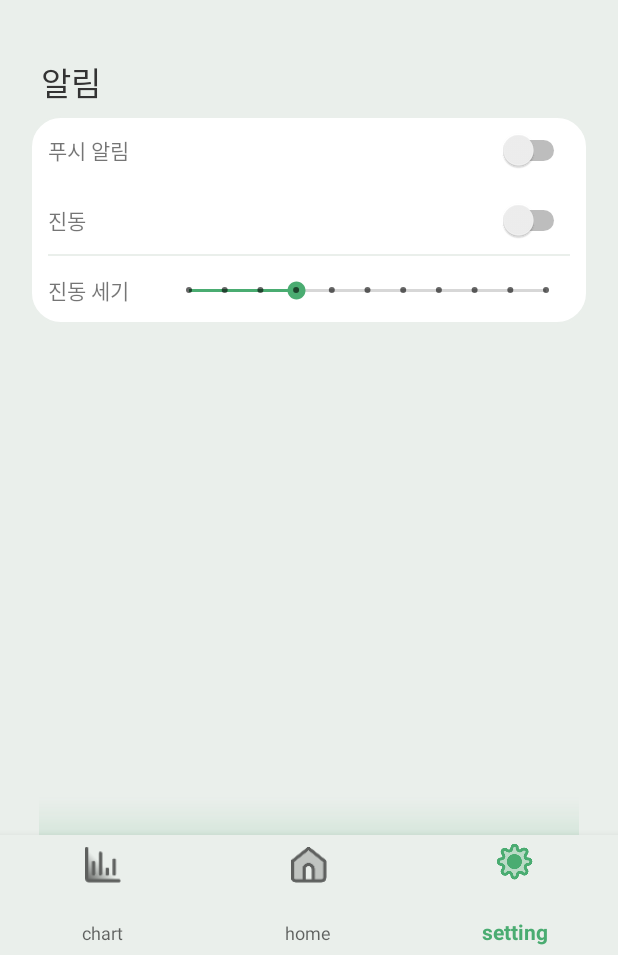
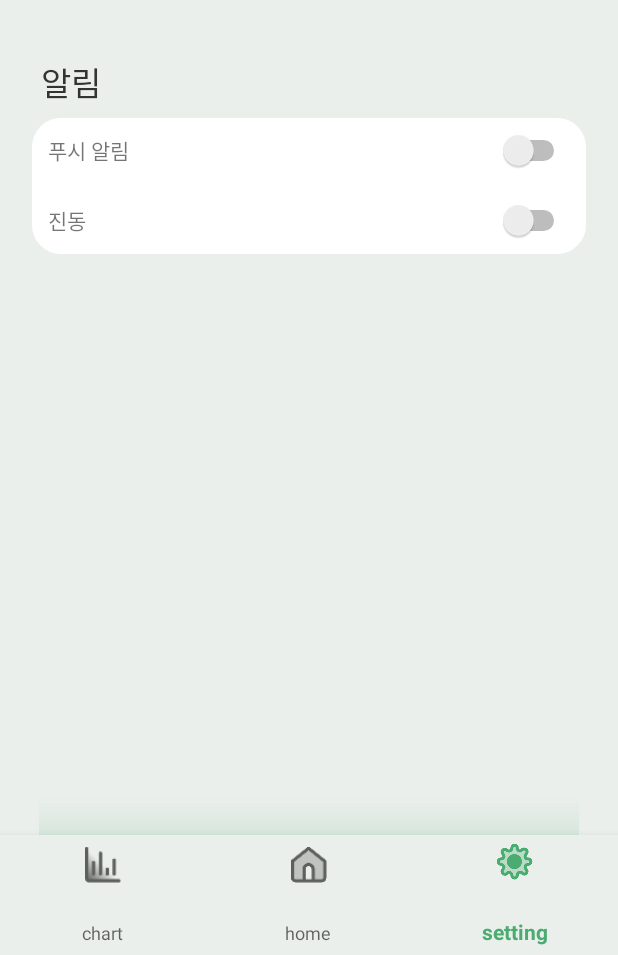
Before and after one commit to CapstoneDesign2020/Soundee-Android, an Android app: the SettingFragment screen opened through its navigation route, on a phone screen of 412 x 824 dp, the part 281-1236 px from its top. Run offline under Robolectric (Android 15) with nearby library versions, the phone set to English and light mode, and no system bars; our stand-ins replace navigation-ui.

Commit message:
[setting] Setting vibrator

```diff
--- a/app/build.gradle
+++ b/app/build.gradle
@@ -9,7 +9,7 @@ android {
 
     defaultConfig {
         applicationId "com.soundee.soundee"
-        minSdkVersion 24
+        minSdkVersion 26
         targetSdkVersion 29
         versionCode 1
         versionName "1.0"
--- a/app/src/main/AndroidManifest.xml
+++ b/app/src/main/AndroidManifest.xml
@@ -6,6 +6,7 @@
     <uses-permission android:name="android.permission.ACCESS_NETWORK_STATE"/>
     <uses-permission android:name="android.permission.ACCESS_WIFI_STATE"/>
     <uses-permission android:name="android.permission.INTERNET"/>
+    <uses-permission android:name="android.permission.VIBRATE"/>
 
     <application
         android:allowBackup="true"
--- /dev/null
+++ b/app/src/main/java/com/soundee/soundee/util/Vibrator.kt
@@ -0,0 +1,5 @@
+package com.soundee.soundee.util
+
+import android.content.Context
+import android.os.Vibrator
+import androidx.core.content.ContextCompat.getSystemService
--- a/app/src/main/res/layout/fragment_setting.xml
+++ b/app/src/main/res/layout/fragment_setting.xml
@@ -246,19 +246,22 @@
             android:layout_marginTop="12dp"
             android:layout_marginBottom="12dp"
             android:text="진동 세기"
+            android:visibility="gone"
             app:layout_constraintBottom_toBottomOf="parent"
             app:layout_constraintStart_toStartOf="@+id/textView17"
             app:layout_constraintTop_toBottomOf="@+id/imageView8" />
 
         <SeekBar
-            android:id="@+id/seekBar3"
-            style="@style/Widget.AppCompat.SeekBar.Discrete"
+            android:id="@+id/seekBar_vibrator"
+            style="@style/SeekBarWithoutSteps"
             android:layout_width="0dp"
             android:layout_height="wrap_content"
             android:layout_marginStart="24dp"
             android:layout_marginEnd="12dp"
-            android:max="10"
-            android:progress="3"
+            android:max="9"
+            android:paddingVertical="5dp"
+            android:progress="0"
+            android:visibility="gone"
             app:layout_constraintBottom_toBottomOf="@+id/txt_setting_vibration_strength"
             app:layout_constraintEnd_toEndOf="parent"
             app:layout_constraintStart_toEndOf="@+id/txt_setting_vibration_strength"
--- a/app/src/main/res/values/styles.xml
+++ b/app/src/main/res/values/styles.xml
@@ -7,4 +7,8 @@
         <item name="colorAccent">@color/colorAccent</item>
     </style>
 
+    <style name="SeekBarWithoutSteps" parent="Base.Widget.AppCompat.SeekBar.Discrete">
+        <item name="tickMark">@null</item>
+    </style>
+
 </resources>
```
Also changed, not shown: app/src/main/java/com/soundee/soundee/setting/SettingFragment.kt (+64 -8 lines).
